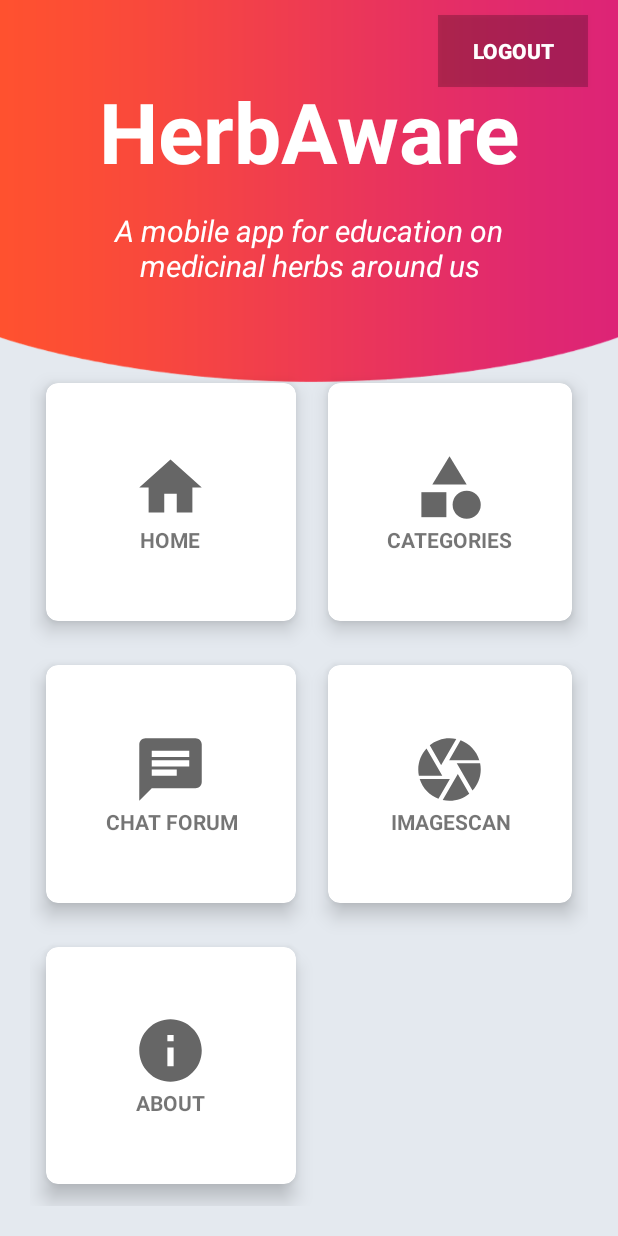
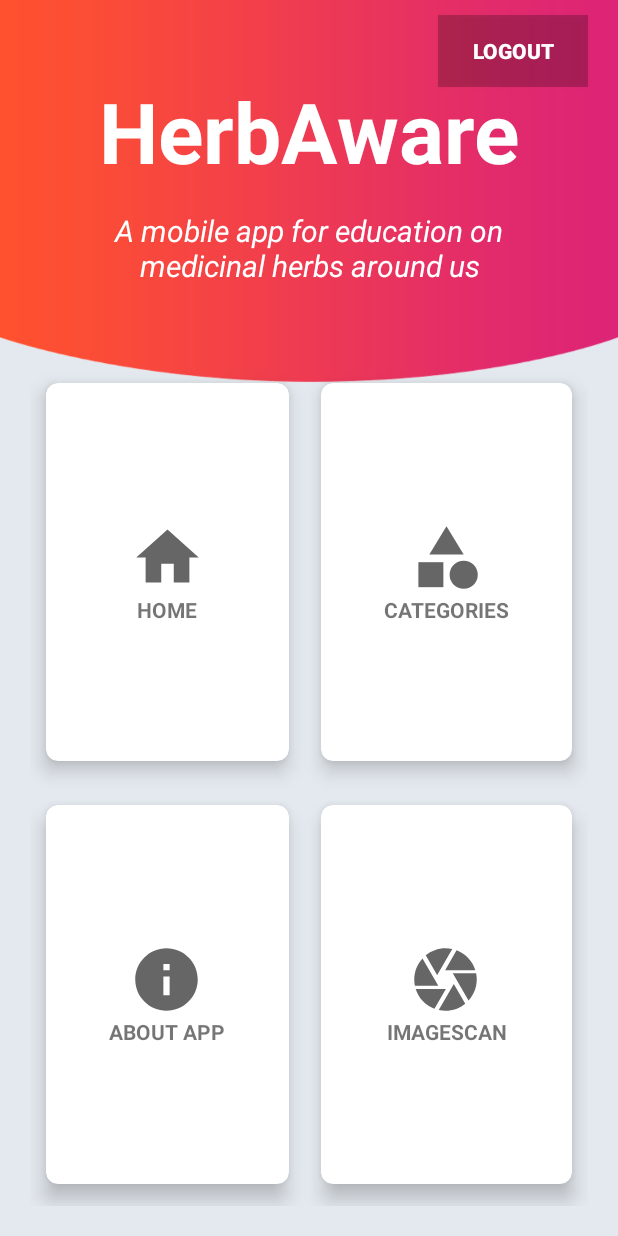
Before and after one commit to Kingolf/HerbAware, an Android app: the MainActivity screen opened directly, with no data from a screen before it, on a phone screen of 412 x 824 dp. Run offline under Robolectric (Android 15) with nearby library versions, the phone set to English and light mode, and no system bars; our stand-ins replace Firebase (no records; nobody signed in at launch, a user with empty details on screens opened directly).

Commit message:
Final Year PRoject

```diff
--- a/app/src/main/AndroidManifest.xml
+++ b/app/src/main/AndroidManifest.xml
@@ -50,9 +50,6 @@
             android:name=".ImageScanActivity"
             android:exported="false" />
         <activity
-            android:name=".ChatActivity"
-            android:exported="false" />
-        <activity
             android:name=".CategoriesActivity"
             android:exported="false" />
         <activity
--- a/app/src/main/java/com/example/herbaware/MainActivity.java
+++ b/app/src/main/java/com/example/herbaware/MainActivity.java
@@ -22,7 +22,6 @@ public class MainActivity extends AppCompatActivity {
 
     private CardView cardViewHome;
     private CardView cardViewCategory;
-    private CardView cardViewChat;
     private CardView cardViewImgScan;
     private CardView cardViewAbout;
     AppCompatButton logout;
@@ -64,13 +63,7 @@ public class MainActivity extends AppCompatActivity {
                 Loginpage(); }
         });
 
-        //chat action
-        cardViewChat= findViewById(R.id.chatcv);
-        cardViewChat.setOnClickListener(new View.OnClickListener() {
-            @Override
-            public void onClick(View view) {
-                openChatPage(); }
-        });
+
 
         //ImageScan action
         cardViewImgScan= findViewById(R.id.imgscancv);
@@ -106,11 +99,6 @@ public class MainActivity extends AppCompatActivity {
         startActivity(intent);
     }
 
-    //chat method
-    private void openChatPage() {
-        Intent intent = new Intent(this, ChatActivity.class);
-        startActivity(intent);
-    }
 
     //ImageScan method
     private void openImgScanPage() {
--- a/app/src/main/res/layout/activity_main.xml
+++ b/app/src/main/res/layout/activity_main.xml
@@ -134,7 +134,7 @@
         </androidx.cardview.widget.CardView>
 
         <androidx.cardview.widget.CardView
-            android:id="@+id/chatcv"
+            android:id="@+id/aboutcv"
             android:layout_width="wrap_content"
             android:layout_height="wrap_content"
             android:layout_row="1"
@@ -156,50 +156,16 @@
                 <ImageView
                     android:layout_width="wrap_content"
                     android:layout_height="wrap_content"
-                    android:src="@drawable/ic_chat" />
+                    android:src="@drawable/ic_about" />
 
                 <TextView
                     android:layout_width="wrap_content"
                     android:layout_height="wrap_content"
-                    android:text="CHAT FORUM"
+                    android:text="ABOUT APP"
                     android:textAlignment="center"
                     android:textStyle="bold" />
             </LinearLayout>
         </androidx.cardview.widget.CardView>
-
-        <!-- <androidx.cardview.widget.CardView
-            android:id="@+id/plantcv"
-            android:layout_width="wrap_content"
-            android:layout_height="wrap_content"
-            android:layout_row="1"
-            android:layout_rowWeight="1"
-            android:layout_column="1"
-            android:layout_columnWeight="1"
-            android:layout_gravity="fill"
-            app:cardCornerRadius="8dp"
-            app:cardElevation="8dp"
-            app:cardUseCompatPadding="true">
-
-            <LinearLayout
-                android:layout_width="wrap_content"
-                android:layout_height="wrap_content"
-                android:layout_gravity="center_vertical|center_horizontal"
-                android:gravity="center"
-                android:orientation="vertical">
-
-                <ImageView
-                    android:layout_width="wrap_content"
-                    android:layout_height="wrap_content"
-                    android:src="@drawable/leaf" />
-
-                <TextView
-                    android:layout_width="wrap_content"
-                    android:layout_height="wrap_content"
-                    android:text="PLANTS"
-                    android:textAlignment="center"
-                    android:textStyle="bold" />
-            </LinearLayout>
-        </androidx.cardview.widget.CardView>-->
 
 
         <androidx.cardview.widget.CardView
@@ -236,39 +202,7 @@
             </LinearLayout>
         </androidx.cardview.widget.CardView>
 
-        <androidx.cardview.widget.CardView
-            android:id="@+id/aboutcv"
-            android:layout_width="wrap_content"
-            android:layout_height="wrap_content"
-            android:layout_row="2"
-            android:layout_rowWeight="1"
-            android:layout_column="0"
-            android:layout_columnWeight="1"
-            android:layout_gravity="fill"
-            app:cardCornerRadius="8dp"
-            app:cardElevation="8dp"
-            app:cardUseCompatPadding="true">
 
-            <LinearLayout
-                android:layout_width="wrap_content"
-                android:layout_height="wrap_content"
-                android:layout_gravity="center_vertical|center_horizontal"
-                android:gravity="center"
-                android:orientation="vertical">
-
-                <ImageView
-                    android:layout_width="wrap_content"
-                    android:layout_height="wrap_content"
-                    android:src="@drawable/ic_about" />
-
-                <TextView
-                    android:layout_width="wrap_content"
-                    android:layout_height="wrap_content"
-                    android:text="ABOUT"
-                    android:textAlignment="center"
-                    android:textStyle="bold" />
-            </LinearLayout>
-        </androidx.cardview.widget.CardView>
     </GridLayout>
 
 
--- a/app/src/main/res/layout/activity_take_photo.xml
+++ b/app/src/main/res/layout/activity_take_photo.xml
@@ -53,8 +53,8 @@
             android:layout_below="@id/image_view"
             android:layout_centerHorizontal="true"
             android:layout_marginTop="20dp"
+            android:background="@drawable/green_gradient"
             android:minWidth="250dp"
-            android:background="@drawable/green_gradient"
             android:onClick="pick_from_camera"
             android:padding="10dp"
             android:text="Open Camera" />
@@ -67,8 +67,8 @@
             android:layout_below="@id/btnopencam"
             android:layout_centerHorizontal="true"
             android:layout_marginStart="40dp"
+            android:layout_marginTop="15dp"
             android:layout_marginEnd="40dp"
-            android:layout_marginTop="15dp"
             android:background="@android:color/white"
             android:fontFamily="serif"
             android:text="Prediction Here"
```
Also changed, not shown: app/src/main/java/com/example/herbaware/ChatActivity.java (deleted, +0 -20 lines), app/src/main/res/layout/activity_chat.xml (deleted, +0 -37 lines).
